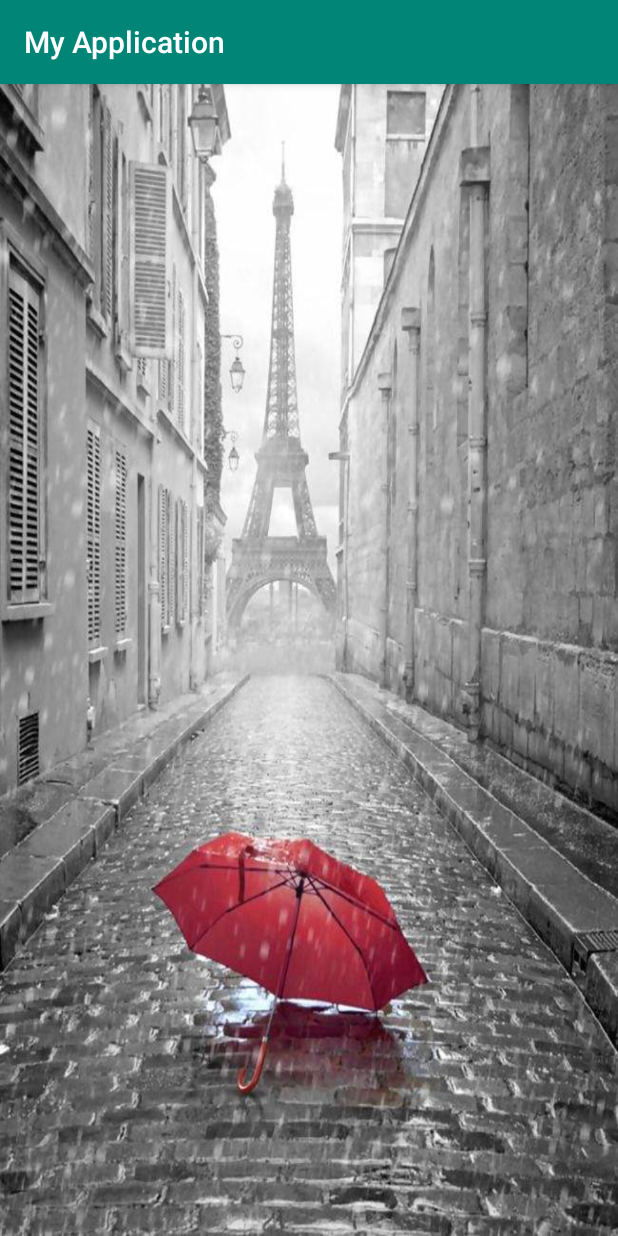
After one commit to qinTao29/MyApplication6, an Android app: the SplashActivity screen opened directly, with no data from a screen before it, on a phone screen of 412 x 824 dp. The commit adds this screen. Run offline under Robolectric (Android 15) with nearby library versions, the phone set to English and light mode, and no system bars; 1 statement that could not run was skipped.

Commit message:
splashactivity引导页

```diff
--- a/app/src/main/AndroidManifest.xml
+++ b/app/src/main/AndroidManifest.xml
@@ -1,9 +1,11 @@
 <?xml version="1.0" encoding="utf-8"?>
 <manifest xmlns:android="http://schemas.android.com/apk/res/android"
     package="cn.edu.gdpt.myapplication">
+
     <uses-permission android:name="android.permission.ACCESS_COARSE_LOCATION" />
     <uses-permission android:name="android.permission.ACCESS_FINE_LOCATION" />
     <uses-permission android:name="android.permission.INTERNET" />
+
     <application
         android:allowBackup="true"
         android:icon="@mipmap/ic_launcher"
@@ -11,13 +13,13 @@
         android:roundIcon="@mipmap/ic_launcher_round"
         android:supportsRtl="true"
         android:theme="@style/AppTheme">
+        <activity android:name=".SplashActivity"> <intent-filter>
+            <action android:name="android.intent.action.MAIN" />
 
+            <category android:name="android.intent.category.LAUNCHER" />
+        </intent-filter></activity>
         <activity android:name=".MainActivity">
-            <intent-filter>
-                <action android:name="android.intent.action.MAIN" />
 
-                <category android:name="android.intent.category.LAUNCHER" />
-            </intent-filter>
         </activity>
     </application>
 
--- /dev/null
+++ b/app/src/main/java/cn/edu/gdpt/myapplication/SplashActivity.java
@@ -0,0 +1,31 @@
+package cn.edu.gdpt.myapplication;
+
+import android.content.Intent;
+import android.support.v7.app.AppCompatActivity;
+import android.os.Bundle;
+
+import java.util.Timer;
+import java.util.TimerTask;
+
+public class SplashActivity extends AppCompatActivity {
+
+    @Override
+    protected void onCreate(Bundle savedInstanceState) {
+        super.onCreate(savedInstanceState);
+        setContentView(R.layout.activity_splash);
+        init();
+    }
+
+    private void init() {
+        Timer timer=new Timer();
+        TimerTask task=new TimerTask() {
+            @Override
+            public void run() {
+                Intent intent =new Intent(getApplicationContext(),MainActivity.class);
+                startActivity(intent);
+                SplashActivity.this.finish();
+            }
+        };
+        timer.schedule(task,2000);
+    }
+}
--- /dev/null
+++ b/app/src/main/res/layout/activity_splash.xml
@@ -0,0 +1,10 @@
+<?xml version="1.0" encoding="utf-8"?>
+<android.support.constraint.ConstraintLayout xmlns:android="http://schemas.android.com/apk/res/android"
+    xmlns:app="http://schemas.android.com/apk/res-auto"
+    xmlns:tools="http://schemas.android.com/tools"
+    android:layout_width="match_parent"
+    android:layout_height="match_parent"
+    tools:context=".SplashActivity"
+    android:background="@drawable/viewflipper3">
+
+</android.support.constraint.ConstraintLayout>
```
Also changed, not shown: app/src/main/java/cn/edu/gdpt/myapplication/MainActivity.java (+1 -36 lines), app/src/main/res/drawable/viewflipper3.jpg (added).
